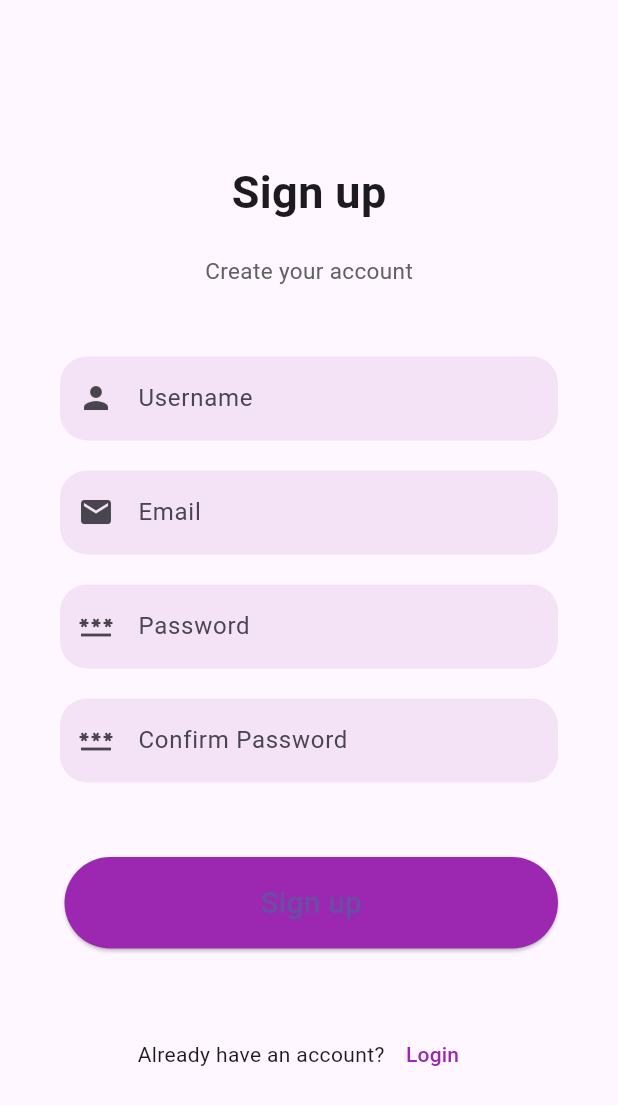
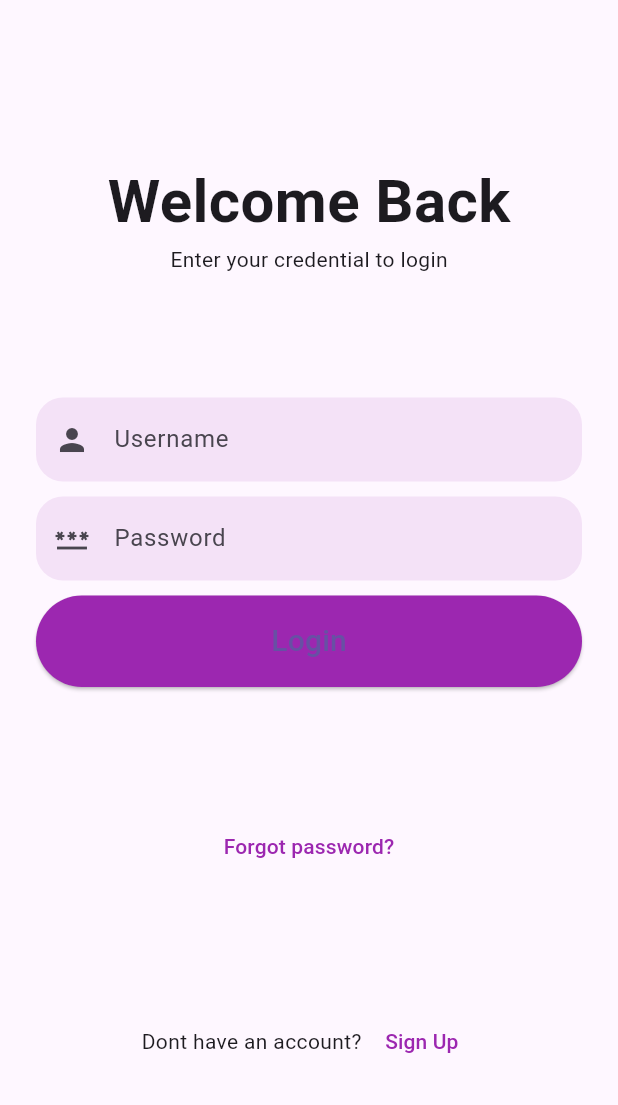
Before and after one commit to lordvader991/ParkFinderMobile, a Flutter app: the screen it shows after launch, on a phone screen of 412 x 824 dp. Shown: the top 1105 px of the screen. Run offline on Flutter 3.47's test engine with Material 3 defaults, Android fonts, the phone set to English and light mode, and no system bars.

Commit message:
login arreglar redirección

```diff
--- a/lib/main.dart
+++ b/lib/main.dart
@@ -1,6 +1,6 @@
 import 'package:flutter/material.dart';
-import 'package:parkfinder/views/register_screen.dart';
+import 'package:parkfinder/views/login_screen.dart';
 
 void main() {
-  runApp(const SignupPage());
+  runApp(const LoginPage());
 }
--- /dev/null
+++ b/lib/views/login_screen.dart
@@ -0,0 +1,112 @@
+import 'package:flutter/material.dart';
+import 'package:parkfinder/views/register_screen.dart';
+
+class LoginPage extends StatelessWidget {
+  const LoginPage({super.key});
+
+  @override
+  Widget build(BuildContext context) {
+    return MaterialApp(
+      debugShowCheckedModeBanner: false,
+      home: Scaffold(
+        body: Container(
+          margin: const EdgeInsets.all(24),
+          child: Column(
+            mainAxisAlignment: MainAxisAlignment.spaceEvenly,
+            children: [
+              _header(context),
+              _inputField(context),
+              _forgotPassword(context),
+              _signup(context),
+            ],
+          ),
+        ),
+      ),
+    );
+  }
+
+  _header(context) {
+    return const Column(
+      children: [
+        Text(
+          "Welcome Back",
+          style: TextStyle(fontSize: 40, fontWeight: FontWeight.bold),
+        ),
+        Text("Enter your credential to login"),
+      ],
+    );
+  }
+
+  _inputField(context) {
+    return Column(
+      crossAxisAlignment: CrossAxisAlignment.stretch,
+      children: [
+        TextField(
+          decoration: InputDecoration(
+              hintText: "Username",
+              border: OutlineInputBorder(
+                  borderRadius: BorderRadius.circular(18),
+                  borderSide: BorderSide.none
+              ),
+              fillColor: Colors.purple.withOpacity(0.1),
+              filled: true,
+              prefixIcon: const Icon(Icons.person)),
+        ),
+        const SizedBox(height: 10),
+        TextField(
+          decoration: InputDecoration(
+            hintText: "Password",
+            border: OutlineInputBorder(
+                borderRadius: BorderRadius.circular(18),
+                borderSide: BorderSide.none),
+            fillColor: Colors.purple.withOpacity(0.1),
+            filled: true,
+            prefixIcon: const Icon(Icons.password),
+          ),
+          obscureText: true,
+        ),
+        const SizedBox(height: 10),
+        ElevatedButton(
+          onPressed: () {
+          },
+          style: ElevatedButton.styleFrom(
+            shape: const StadiumBorder(),
+            padding: const EdgeInsets.symmetric(vertical: 16),
+            backgroundColor: Colors.purple,
+          ),
+          child: const Text(
+            "Login",
+            style: TextStyle(fontSize: 20),
+          ),
+        )
+      ],
+    );
+  }
+
+  _forgotPassword(context) {
+    return TextButton(
+      onPressed: () {},
+      child: const Text("Forgot password?",
+        style: TextStyle(color: Colors.purple),
+      ),
+    );
+  }
+
+_signup(context) {
+  return Row(
+    mainAxisAlignment: MainAxisAlignment.center,
+    children: [
+      const Text("Dont have an account? "),
+      TextButton(
+          onPressed: () {
+              Navigator.push(
+                  context,
+                  MaterialPageRoute(builder: (context) => const RegisterScreen()),
+              );
+          },
+          child: const Text("Sign Up", style: TextStyle(color: Colors.purple),)
+      )
+    ],
+  );
+}
+  }
--- a/lib/views/register_screen.dart
+++ b/lib/views/register_screen.dart
@@ -1,7 +1,7 @@
 import 'package:flutter/material.dart';
 
-class SignupPage extends StatelessWidget {
-  const SignupPage({super.key});
+class RegisterScreen extends StatelessWidget {
+  const RegisterScreen({super.key});
 
   @override
   Widget build(BuildContext context) {
@@ -117,6 +117,7 @@ class SignupPage extends StatelessWidget {
                     const Text("Already have an account?"),
                     TextButton(
                         onPressed: () {
+                            Navigator.pop(context);
                         },
                         child: const Text("Login", style: TextStyle(color: Colors.purple),)
                     )
```
